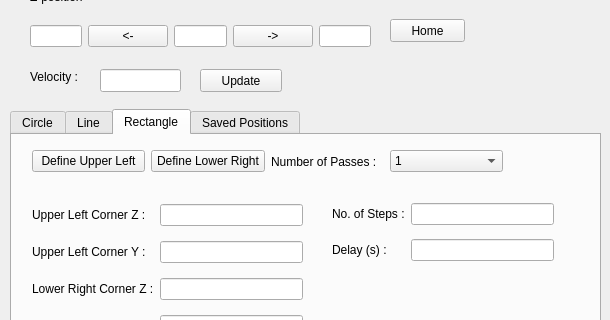
The window that uiESP300.ui (pdera/laser_cutting) describes before a commit, drawn with Qt 5; both pictures show x 0 to 610 and y 221 to 541 of the 610 by 717 pixel window.
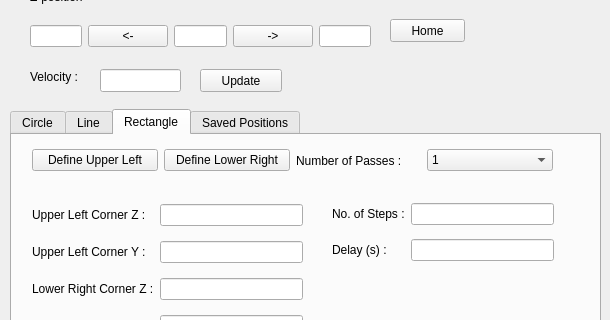
The same window after the commit.

Commit message: Increase Rectangle Layout Size

```diff
--- a/uiESP300.ui
+++ b/uiESP300.ui
@@ -682,9 +682,9 @@
      <property name="geometry">
       <rect>
        <x>20</x>
-       <y>10</y>
-       <width>471</width>
-       <height>33</height>
+       <y>0</y>
+       <width>521</width>
+       <height>51</height>
       </rect>
      </property>
      <layout class="QHBoxLayout" name="horizontalLayout_6">
```
